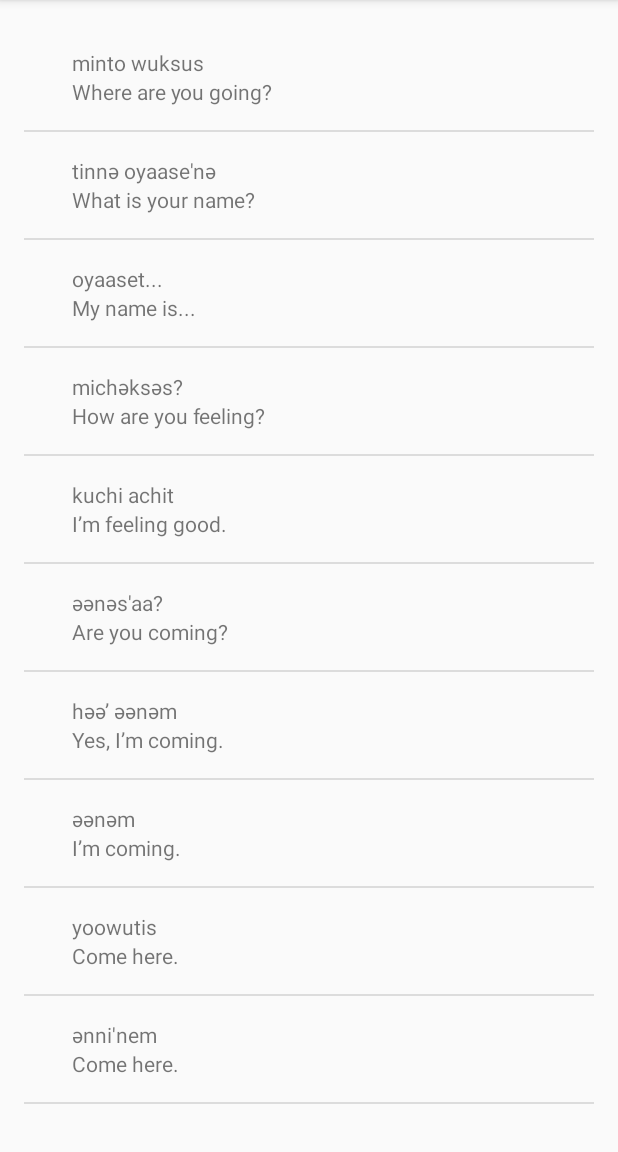
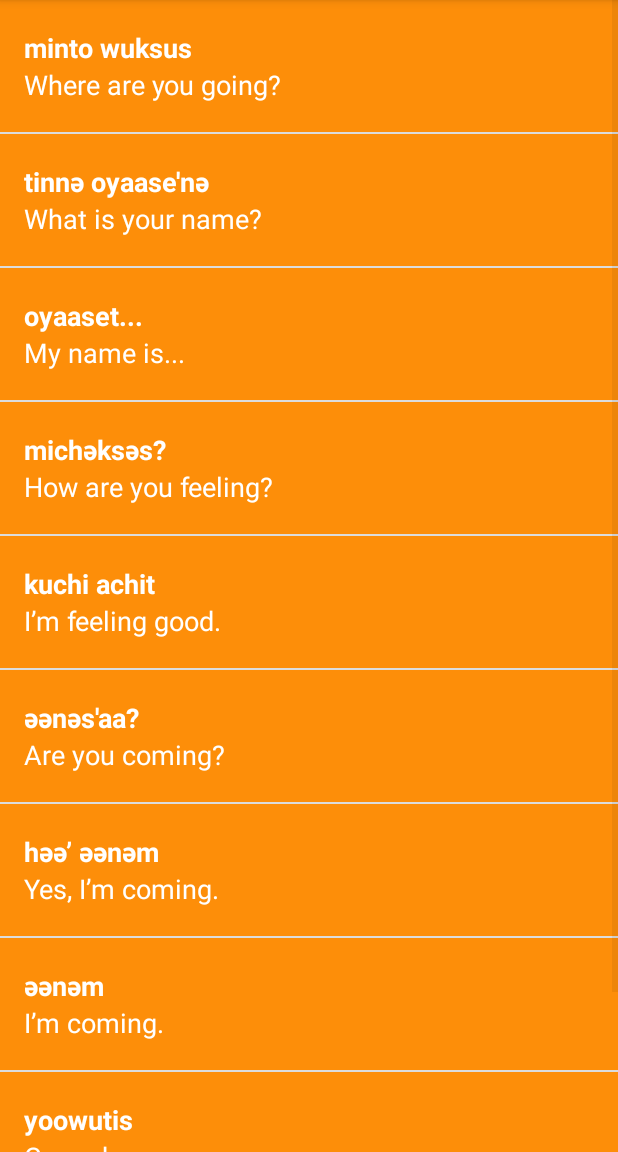
Before and after one commit to oaris/Miwok-App, an Android app: the PhrasesActivity screen opened directly, with no data from a screen before it, on a phone screen of 412 x 824 dp, the part 84-1236 px from its top. Run offline under Robolectric (Android 15) with nearby library versions, the phone set to English and light mode, and no system bars.

Commit message:
Adds visual polish

```diff
--- a/app/src/main/res/layout/list_item.xml
+++ b/app/src/main/res/layout/list_item.xml
@@ -2,33 +2,42 @@
 
 <LinearLayout
     xmlns:android="http://schemas.android.com/apk/res/android"
-    xmlns:tools="http://schemas.android.com.tools"
     android:orientation="horizontal"
     android:layout_width="match_parent"
     android:layout_height="wrap_content"
-    android:padding="16dp">
+    android:minHeight="@dimen/list_item_height"
+    android:background="@color/tan_background">
 
     <ImageView
         android:id="@+id/icon_image_view"
-        android:src="@mipmap/ic_launcher"
-        android:layout_width="wrap_content"
-        android:layout_height="wrap_content"/>
+        android:layout_width="@dimen/list_item_height"
+        android:layout_height="@dimen/list_item_height"/>
 
     <LinearLayout
         android:orientation="vertical"
         android:layout_width="match_parent"
         android:layout_height="match_parent"
-        android:paddingLeft="16dp">
+        android:paddingLeft="16dp"
+        android:background="@color/category_numbers">
 
         <TextView
             android:id="@+id/miwok_text_view"
             android:layout_width="match_parent"
-            android:layout_height="wrap_content"/>
+            android:layout_height="0dp"
+            android:layout_weight="1"
+            android:gravity="bottom"
+            android:textAppearance="?android:textAppearanceMedium"
+            android:textColor="@android:color/white"
+            android:textStyle="bold"/>
 
         <TextView
             android:id="@+id/default_text_view"
             android:layout_width="match_parent"
-            android:layout_height="wrap_content"/>
+            android:layout_height="0dp"
+            android:layout_weight="1"
+            android:gravity="top"
+            android:textAppearance="?android:textAppearanceMedium"
+            android:textColor="@android:color/white"/>
 
     </LinearLayout>
 
--- a/app/src/main/res/layout/word_list.xml
+++ b/app/src/main/res/layout/word_list.xml
@@ -1,16 +1,9 @@
 <?xml version="1.0" encoding="utf-8"?>
 <ListView
     xmlns:android="http://schemas.android.com/apk/res/android"
-    xmlns:app="http://schemas.android.com/apk/res-auto"
-    xmlns:tools="http://schemas.android.com/tools"
+    android:id="@+id/list"
+    android:orientation="vertical"
     android:layout_width="match_parent"
-    android:layout_height="match_parent"
-    android:paddingTop="16dp"
-    android:paddingRight="16dp"
-    android:paddingBottom="16dp"
-    android:paddingLeft="16dp"
-    android:orientation="vertical"
-    android:id="@+id/list"
-    tools:context="com.example.android.miwok.NumbersActivity">
+    android:layout_height="match_parent">
 
 </ListView>
--- a/app/src/main/res/values/colors.xml
+++ b/app/src/main/res/values/colors.xml
@@ -34,4 +34,6 @@
 
     <!-- Background color for the phrases category -->
     <color name="category_phrases">#16AFCA</color>
+
+    <color name="wording_color">#FFFFFF</color>
 </resources>
--- a/app/src/main/res/values/dimens.xml
+++ b/app/src/main/res/values/dimens.xml
@@ -16,6 +16,4 @@
     <!-- Height of each list item -->
     <dimen name="list_item_height">88dp</dimen>
     <!-- Default screen margins, per the Android Design guidelines. -->
-    <dimen name="activity_horizontal_margin">16dp</dimen>
-    <dimen name="activity_vertical_margin">16dp</dimen>
 </resources>
```
Also changed, not shown: app/src/main/res/layout/activity_main.xml (+16 -4 lines).
